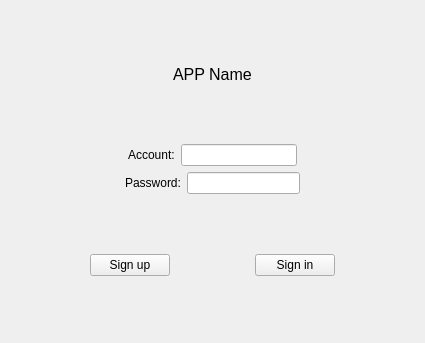
First picture: the form in ui/Sign_in.ui, repository TONYQQ123/CSIE_Mediapipe, before the edit.
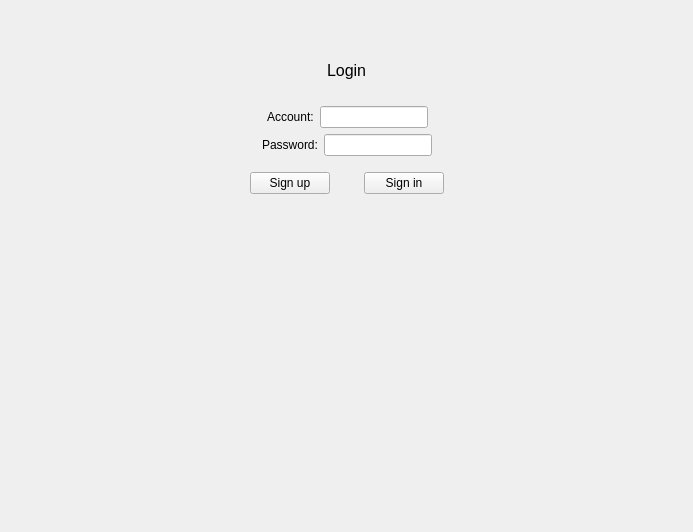
Second picture: the form after the edit.

What changed in the file:
```diff
--- a/ui/Sign_in.ui
+++ b/ui/Sign_in.ui
@@ -6,14 +6,45 @@
    <rect>
     <x>0</x>
     <y>0</y>
-    <width>425</width>
-    <height>343</height>
+    <width>693</width>
+    <height>532</height>
    </rect>
   </property>
   <property name="windowTitle">
    <string>Form</string>
   </property>
-  <layout class="QVBoxLayout" name="verticalLayout_3">
+  <layout class="QHBoxLayout" name="horizontalLayout_3">
+   <item>
+    <spacer name="horizontalSpacer_6">
+     <property name="orientation">
+      <enum>Qt::Horizontal</enum>
+     </property>
+     <property name="sizeHint" stdset="0">
+      <size>
+       <width>53</width>
+       <height>20</height>
+      </size>
+     </property>
+    </spacer>
+   </item>
+   <item>
+    <layout class="QVBoxLayout" name="verticalLayout_2">
+     <item>
+      <spacer name="verticalSpacer_3">
+       <property name="orientation">
+        <enum>Qt::Vertical</enum>
+       </property>
+       <property name="sizeType">
+        <enum>QSizePolicy::Fixed</enum>
+       </property>
+       <property name="sizeHint" stdset="0">
+        <size>
+         <width>20</width>
+         <height>50</height>
+        </size>
+       </property>
+      </spacer>
+     </item>
    <item>
     <layout class="QHBoxLayout" name="horizontalLayout_10">
      <item>
@@ -30,12 +61,28 @@
         </font>
        </property>
        <property name="text">
-        <string>APP Name</string>
+          <string>Login</string>
        </property>
       </widget>
      </item>
     </layout>
    </item>
+     <item>
+      <spacer name="verticalSpacer_2">
+       <property name="orientation">
+        <enum>Qt::Vertical</enum>
+       </property>
+       <property name="sizeType">
+        <enum>QSizePolicy::Fixed</enum>
+       </property>
+       <property name="sizeHint" stdset="0">
+        <size>
+         <width>20</width>
+         <height>20</height>
+        </size>
+       </property>
+      </spacer>
+     </item>
    <item>
     <layout class="QVBoxLayout" name="verticalLayout">
      <item>
@@ -120,6 +167,22 @@
      </item>
     </layout>
    </item>
+     <item>
+      <spacer name="verticalSpacer_4">
+       <property name="orientation">
+        <enum>Qt::Vertical</enum>
+       </property>
+       <property name="sizeType">
+        <enum>QSizePolicy::Fixed</enum>
+       </property>
+       <property name="sizeHint" stdset="0">
+        <size>
+         <width>20</width>
+         <height>10</height>
+        </size>
+       </property>
+      </spacer>
+     </item>
    <item>
     <layout class="QHBoxLayout" name="horizontalLayout_5">
      <item>
@@ -149,6 +212,34 @@
       </widget>
      </item>
     </layout>
+     </item>
+     <item>
+      <spacer name="verticalSpacer">
+       <property name="orientation">
+        <enum>Qt::Vertical</enum>
+       </property>
+       <property name="sizeHint" stdset="0">
+        <size>
+         <width>20</width>
+         <height>40</height>
+        </size>
+       </property>
+      </spacer>
+     </item>
+    </layout>
+   </item>
+   <item>
+    <spacer name="horizontalSpacer_5">
+     <property name="orientation">
+      <enum>Qt::Horizontal</enum>
+     </property>
+     <property name="sizeHint" stdset="0">
+      <size>
+       <width>53</width>
+       <height>20</height>
+      </size>
+     </property>
+    </spacer>
    </item>
   </layout>
  </widget>
```
Lines whose indentation alone changed are shown as unchanged.
